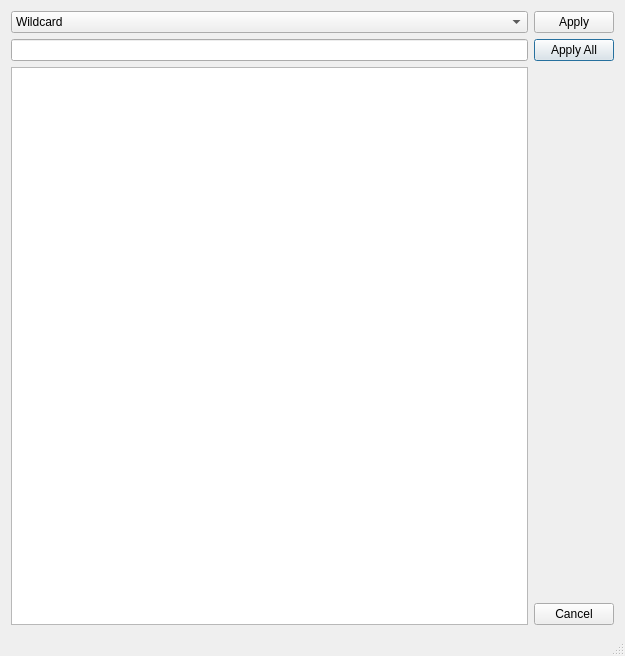
Before: the Qt Designer form asammdf/gui/ui/search_dialog.ui in danielhrisca/asammdf, drawn with Qt 5.
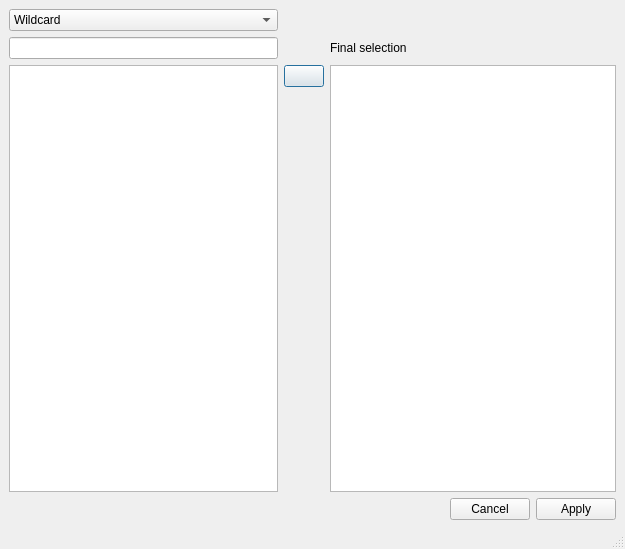
After: the same form once the commit is applied. Icons and pictures are not drawn. Custom widgets are drawn as their Qt base class.

Commit message: * use textedit in stats widget (allows wrapping) * set cursor using mouse click * select signal by clicking on its curve * improve search dialog

What changed in the file:
```diff
--- a/asammdf/gui/ui/search_dialog.ui
+++ b/asammdf/gui/ui/search_dialog.ui
@@ -7,7 +7,7 @@
     <x>0</x>
     <y>0</y>
     <width>625</width>
-    <height>656</height>
+    <height>549</height>
    </rect>
   </property>
   <property name="windowTitle">
@@ -16,11 +16,33 @@
   <property name="sizeGripEnabled">
    <bool>true</bool>
   </property>
-  <layout class="QGridLayout" name="grid_layout">
-   <item row="1" column="1">
-    <widget class="QPushButton" name="apply_all_btn">
+  <layout class="QGridLayout" name="grid_layout" columnstretch="1,0,1,0,0,0">
+   <property name="leftMargin">
+    <number>9</number>
+   </property>
+   <property name="topMargin">
+    <number>9</number>
+   </property>
+   <property name="rightMargin">
+    <number>9</number>
+   </property>
+   <property name="bottomMargin">
+    <number>9</number>
+   </property>
+   <item row="5" column="0" rowspan="4">
+    <widget class="QListWidget" name="matches">
+     <property name="selectionMode">
+      <enum>QAbstractItemView::ExtendedSelection</enum>
+     </property>
+     <property name="sortingEnabled">
+      <bool>true</bool>
+     </property>
+    </widget>
+   </item>
+   <item row="1" column="0">
+    <widget class="QLineEdit" name="search_box">
      <property name="text">
-      <string>Apply All</string>
+      <string/>
      </property>
     </widget>
    </item>
@@ -41,59 +63,87 @@
      </item>
     </widget>
    </item>
-   <item row="1" column="0">
-    <widget class="QLineEdit" name="search_box">
+   <item row="5" column="2" rowspan="4" colspan="4">
+    <widget class="ListWidget" name="selection"/>
+   </item>
+   <item row="10" column="0">
+    <widget class="QLabel" name="status">
      <property name="text">
       <string/>
      </property>
     </widget>
    </item>
-   <item row="4" column="1">
-    <spacer name="verticalSpacer">
+   <item row="6" column="1">
+    <spacer name="verticalSpacer_2">
      <property name="orientation">
       <enum>Qt::Vertical</enum>
      </property>
      <property name="sizeHint" stdset="0">
       <size>
        <width>20</width>
-       <height>189</height>
+       <height>40</height>
       </size>
      </property>
     </spacer>
    </item>
-   <item row="2" column="0" rowspan="4">
-    <widget class="QListWidget" name="matches">
-     <property name="selectionMode">
-      <enum>QAbstractItemView::ExtendedSelection</enum>
-     </property>
-     <property name="sortingEnabled">
-      <bool>true</bool>
-     </property>
-    </widget>
-   </item>
-   <item row="0" column="1">
-    <widget class="QPushButton" name="apply_btn">
+   <item row="1" column="2">
+    <widget class="QLabel" name="label">
      <property name="text">
-      <string>Apply</string>
-     </property>
-    </widget>
-   </item>
-   <item row="6" column="0">
-    <widget class="QLabel" name="status">
-     <property name="text">
-      <string/>
+      <string>Final selection</string>
      </property>
     </widget>
    </item>
    <item row="5" column="1">
-    <widget class="QPushButton" name="cancel_btn">
+    <widget class="QPushButton" name="add_btn">
      <property name="text">
-      <string>Cancel</string>
+      <string/>
+     </property>
+     <property name="icon">
+      <iconset resource="resource.qrc">
+       <normaloff>:/left.png</normaloff>:/left.png</iconset>
      </property>
     </widget>
    </item>
+   <item row="9" column="0" colspan="6">
+    <layout class="QHBoxLayout" name="horizontalLayout" stretch="1,0,0">
+     <item>
+      <spacer name="horizontalSpacer_2">
+       <property name="orientation">
+        <enum>Qt::Horizontal</enum>
+       </property>
+       <property name="sizeHint" stdset="0">
+        <size>
+         <width>40</width>
+         <height>20</height>
+        </size>
+       </property>
+      </spacer>
+     </item>
+     <item>
+      <widget class="QPushButton" name="cancel_btn">
+       <property name="text">
+        <string>Cancel</string>
+       </property>
+      </widget>
+     </item>
+     <item>
+      <widget class="QPushButton" name="apply_btn">
+       <property name="text">
+        <string>Apply</string>
+       </property>
+      </widget>
+     </item>
+    </layout>
+   </item>
   </layout>
  </widget>
+ <customwidgets>
+  <customwidget>
+   <class>ListWidget</class>
+   <extends>QListWidget</extends>
+   <header>asammdf/gui/widgets/list.h</header>
+  </customwidget>
+ </customwidgets>
  <tabstops>
   <tabstop>search_box</tabstop>
   <tabstop>matches</tabstop>
```
Left out of the diff: 3 changed lines with no effect on the pictures. The commit also changes 5 other files.
